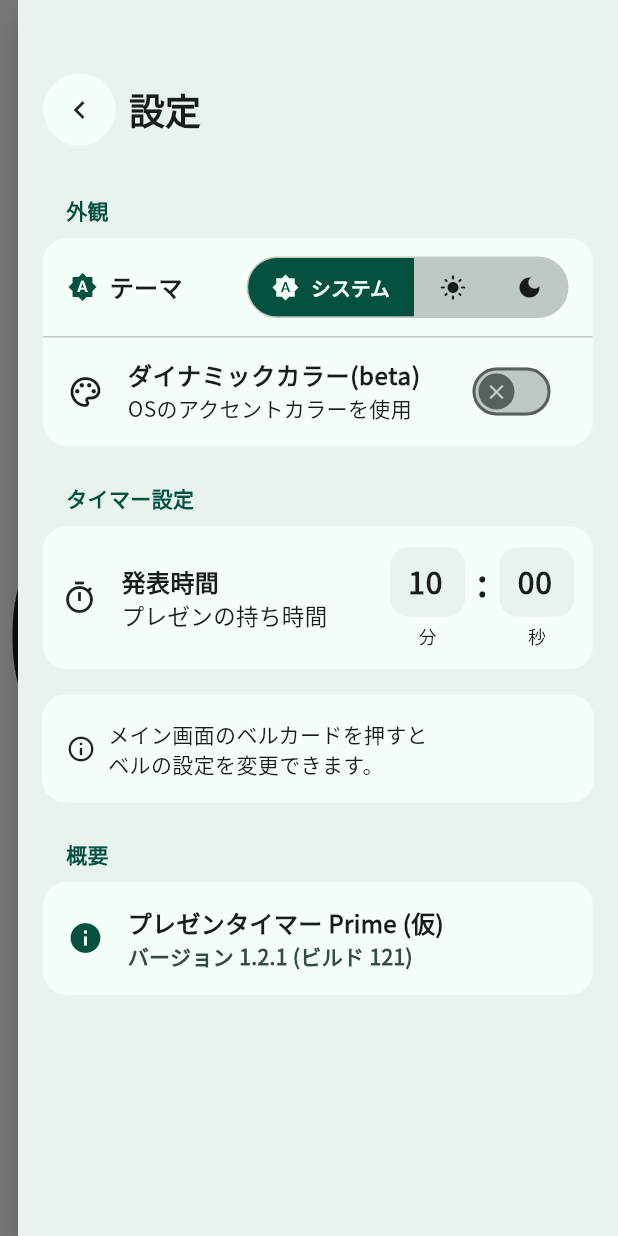
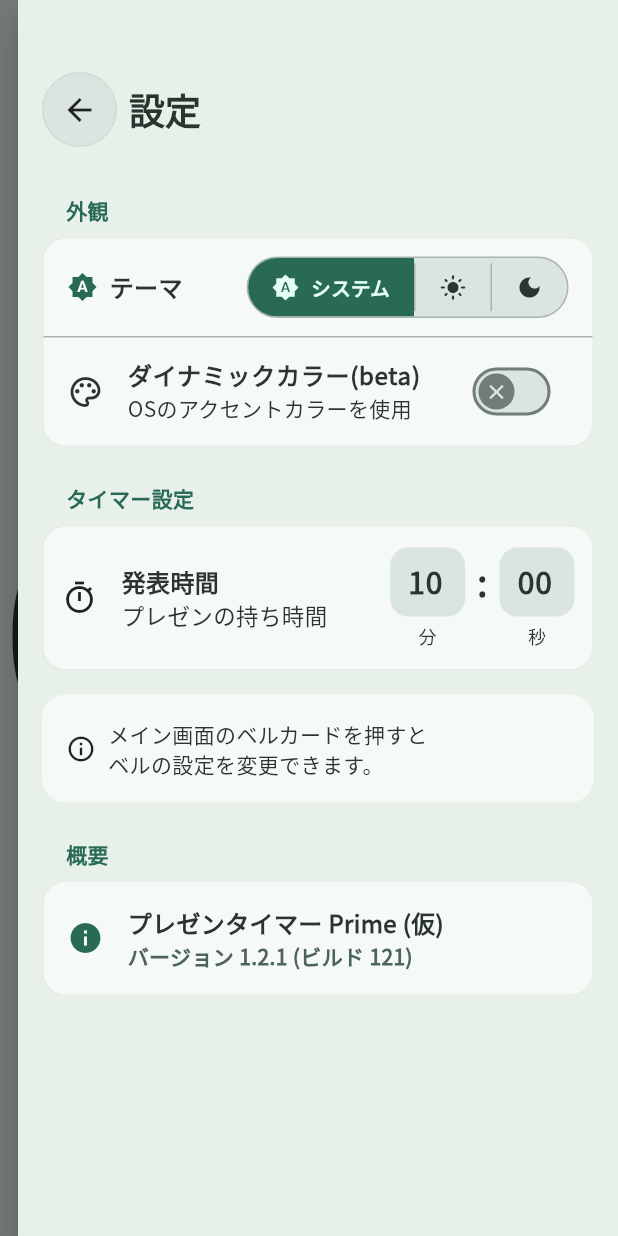
Before and after one commit to Girky0815/presentationtimer_prime, a Flutter app: the screen it shows after launch, after a tap on the "settings" icon, on a phone screen of 412 x 824 dp. Run offline on Flutter 3.47's test engine with Material 3 defaults, Android fonts, the phone set to English and light mode, and no system bars; drawn by our look-alikes of dynamic_color; our stand-ins replace audioplayers, google_fonts, package_info_plus.

Commit message:
v1.2.2: 色指定を更新(よりM3E風に)

```diff
--- a/lib/main.dart
+++ b/lib/main.dart
@@ -20,61 +20,70 @@ void main() {
 // --- Custom Color Schemes (User Defined) ---
 const lightColorScheme = ColorScheme(
   brightness: Brightness.light,
-  primary: Color(0xFF03513e),
-  onPrimary: Color(0xFFf3fff8),
-  primaryContainer: Color(0xFFaef0d7),
-  onPrimaryContainer: Color(0xFF002117),
-  secondary: Color(0xFF344c43),
-  onSecondary: Color(0xFFf3fff8),
-  secondaryContainer: Color(0xFFcee9dc),
-  onSecondaryContainer: Color(0xFF082018),
-  tertiary: Color(0xFF0e4e58),
-  onTertiary: Color(0xFFf7fdff),
-  tertiaryContainer: Color(0xFFb4ecf8),
-  onTertiaryContainer: Color(0xFF001f25),
-  error: Color(0xFFba1a1a),
-  onError: Color(0xFFffffff),
-  errorContainer: Color(0xFFffdad6),
-  onErrorContainer: Color(0xFF410002),
-  surface: Color(0xFFe8f3ed),
-  onSurface: Color(0xFF181d1a),
-  surfaceContainerHighest: Color(0xFFbec9c3),
-  outline: Color(0xFF56615c),
-  outlineVariant: Color(0xFFbec9c3),
+  primary: Color(0xFF286A56),
+  onPrimary: Color(0xFFE4FFF2),
+  primaryContainer: Color(0xFFAEF0D7),
+  onPrimaryContainer: Color(0xFF175C49),
+  secondary: Color(0xFF4C645A),
+  onSecondary: Color(0xFFE4FFF2),
+  secondaryContainer: Color(0xFFCEE9DC),
+  onSecondaryContainer: Color(0xFF3F574D),
+  tertiary: Color(0xFF2E6771),
+  onTertiary: Color(0xFFEDFBFF),
+  tertiaryContainer: Color(0xFFB7EFFB),
+  onTertiaryContainer: Color(0xFF215B65),
+  error: Color(0xFFA83836),
+  onError: Color(0xFFFFF7F6),
+  errorContainer: Color(0xFFFA746F),
+  onErrorContainer: Color(0xFF6E0A12),
+  surface: Color(0xFFF6FAF6),
+  onSurface: Color(0xFF2B3530),
+  surfaceContainerHighest: Color(0xFFDAE5DF),
+  outline: Color(0xFF737D78),
+  outlineVariant: Color(0xFFAAB4AE),
   // Default fallbacks for others
-  surfaceContainerLow: Color(0xFFf4fff8),
-  surfaceContainer: Color(0xFFe8f3ed),
-  inverseSurface: Color(0xFF29332e),
-  onInverseSurface: Color(0xFFeff1ef),
-  inversePrimary: Color(0xFF53dbc9),
+  surfaceContainerLow: Color(0xFFEFF5F0),
+  surfaceContainer: Color(0xFFE8F0EA),
+  inverseSurface: Color(0xFF0B0F0D),
+  onInverseSurface: Color(0xFF999E9B),
+  inversePrimary: Color(0xFFB9FCE2),
+  // Explicit background mapping
+  background: Color(0xFFF6FAF6),
+  onBackground: Color(0xFF2B3530),
 );
 
 const darkColorScheme = ColorScheme(
   brightness: Brightness.dark,
-  primary: Color(0xFF53dbc9),
-  onPrimary: Color(0xFF003731),
-  primaryContainer: Color(0xFF005048),
-  onPrimaryContainer: Color(0xFF74f8e5),
-  secondary: Color(0xFFb1ccb6), // Adjusted slightly for visibility
-  onSecondary: Color(0xFF1c3531),
-  secondaryContainer: Color(0xFF334b47),
-  onSecondaryContainer: Color(0xFFcce8e2),
-  tertiary: Color(0xFFadcae6),
-  onTertiary: Color(0xFF153349),
-  tertiaryContainer: Color(0xFF2d4961),
-  onTertiaryContainer: Color(0xFFcce5ff),
-  error: Color(0xFFffb4ab),
-  onError: Color(0xFF690005),
-  errorContainer: Color(0xFF93000a),
-  onErrorContainer: Color(0xFFffdad6),
-  surface: Color(0xFF101413),
-  onSurface: Color(0xFFe0e3e1),
-  surfaceContainerHighest: Color(0xFF323534),
-  outline: Color(0xFF899390),
-  outlineVariant: Color(0xFF3f4947),
-  // Fallbacks
-  surfaceContainerLow: Color(0xFF191c1b),
-  surfaceContainer: Color(0xFF1d201f),
+  primary: Color(0xFF9FD1BD),
+  onPrimary: Color(0xFF174839),
+  primaryContainer: Color(0xFF2C5B4B),
+  onPrimaryContainer: Color(0xFFBCEED9),
+  secondary: Color(0xFFB2CCC0),
+  onSecondary: Color(0xFF2E453C),
+  secondaryContainer: Color(0xFF294037),
+  onSecondaryContainer: Color(0xFFABC5B9),
+  tertiary: Color(0xFFDDF9FF),
+  onTertiary: Color(0xFF2B636E),
+  tertiaryContainer: Color(0xFFB7EFFB),
+  onTertiaryContainer: Color(0xFF205B65),
+  error: Color(0xFFFA746F),
+  onError: Color(0xFF490006),
+  errorContainer: Color(0xFF871F21),
+  onErrorContainer: Color(0xFFFF9993),
+  surface: Color(0xFF0B0F0D),
+  onSurface: Color(0xFFDDE8E1),
+  surfaceContainerHighest: Color(0xFF1E2824),
+  outline: Color(0xFF6D7872),
+  outlineVariant: Color(0xFF404A45),
+  // Default fallbacks for others
+  surfaceContainerLow: Color(0xFF0E1512),
+  surfaceContainer: Color(0xFF141B18),
+  inverseSurface: Color(0xFFF6FAF6),
+  onInverseSurface: Color(0xFF515653),
+  inversePrimary: Color(0xFF396858),
+  // Explicit background mapping
+  background: Color(0xFF0B0F0D),
+  onBackground: Color(0xFFDDE8E1),
 );
 
 // --- Models ---
@@ -259,10 +268,7 @@ class PresentationTimerApp extends StatelessWidget {
         if (timerState.useDynamicColor &&
             lightDynamic != null &&
             darkDynamic != null) {
-          lightScheme = lightDynamic.harmonized().copyWith(
-                surface: lightDynamic.surfaceContainer,
-                surfaceContainerLow: lightDynamic.surface,
-              );
+          lightScheme = lightDynamic.harmonized();
           darkScheme = darkDynamic.harmonized();
         } else {
           lightScheme = lightColorScheme;
@@ -275,6 +281,9 @@ class PresentationTimerApp extends StatelessWidget {
           theme: ThemeData(
             useMaterial3: true,
             colorScheme: lightScheme,
+            scaffoldBackgroundColor: lightScheme.surfaceContainer,
+            cardTheme: CardThemeData(color: lightScheme.surface),
+            dialogTheme: DialogThemeData(backgroundColor: lightScheme.surface),
             textTheme: _buildSmartTextTheme(
               ThemeData(brightness: Brightness.light).textTheme,
             ),
@@ -282,6 +291,9 @@ class PresentationTimerApp extends StatelessWidget {
           darkTheme: ThemeData(
             useMaterial3: true,
             colorScheme: darkScheme,
+            scaffoldBackgroundColor: darkScheme.surfaceContainer,
+            cardTheme: CardThemeData(color: darkScheme.surface),
+            dialogTheme: DialogThemeData(backgroundColor: darkScheme.surface),
             textTheme: _buildSmartTextTheme(
               ThemeData(brightness: Brightness.dark).textTheme,
             ),
@@ -362,7 +374,7 @@ class TimerScreen extends StatelessWidget {
     final timerFontSize = screenHeight * 0.25;
 
     return Scaffold(
-      backgroundColor: colorScheme.surface,
+      backgroundColor: colorScheme.surfaceContainer,
       body: Stack(
         children: [
           Column(
@@ -919,7 +931,7 @@ class _SettingsPanelState extends State<SettingsPanel> {
         child: Container(
           width: 400,
           height: double.infinity,
-          color: colorScheme.surface,
+          color: colorScheme.surfaceContainer,
           child: Column(
             children: [
               // Header
@@ -932,14 +944,14 @@ class _SettingsPanelState extends State<SettingsPanel> {
                       borderRadius: BorderRadius.circular(12),
                       child: Container(
                         decoration: BoxDecoration(
-                          color: colorScheme.surfaceContainerLow,
+                          color: colorScheme.surfaceContainerHighest,
                           borderRadius: BorderRadius.circular(36),
                           border: Border.all(
                               color: colorScheme.outlineVariant
                                   .withValues(alpha: 0.2)),
                         ),
                         padding: const EdgeInsets.all(12),
-                        child: const Icon(Icons.chevron_left),
+                        child: const Icon(Icons.arrow_back),
                       ),
                     ),
                     const SizedBox(width: 8),
@@ -968,7 +980,7 @@ class _SettingsPanelState extends State<SettingsPanel> {
                     ),
                     Container(
                       decoration: BoxDecoration(
-                        color: colorScheme.surfaceContainerLow,
+                        color: colorScheme.surface,
                         borderRadius: BorderRadius.circular(16),
                         border: Border.all(
                             color: colorScheme.outlineVariant
@@ -1083,8 +1095,7 @@ class _SettingsPanelState extends State<SettingsPanel> {
                                             horizontal: 16),
                                         padding: const EdgeInsets.all(4),
                                         decoration: BoxDecoration(
-                                          color:
-                                              colorScheme.surfaceContainerLow,
+                                          color: colorScheme.surface,
                                           borderRadius:
                                               BorderRadius.circular(12),
                                         ),
@@ -1127,7 +1138,7 @@ class _SettingsPanelState extends State<SettingsPanel> {
                     ),
                     Container(
                       decoration: BoxDecoration(
-                        color: colorScheme.surfaceContainerLow,
+                        color: colorScheme.surface,
                         borderRadius: BorderRadius.circular(16),
                         border: Border.all(
                             color: colorScheme.outlineVariant
@@ -1197,7 +1208,7 @@ class _SettingsPanelState extends State<SettingsPanel> {
                     Container(
                       padding: const EdgeInsets.all(16),
                       decoration: BoxDecoration(
-                        color: colorScheme.surfaceContainerLow,
+                        color: colorScheme.surface,
                         borderRadius: BorderRadius.circular(16),
                       ),
                       child: Row(
@@ -1227,7 +1238,7 @@ class _SettingsPanelState extends State<SettingsPanel> {
                     ),
                     Container(
                       decoration: BoxDecoration(
-                        color: colorScheme.surfaceContainerLow,
+                        color: colorScheme.surface,
                         borderRadius: BorderRadius.circular(16),
                         border: Border.all(
                             color: colorScheme.outlineVariant
@@ -1560,7 +1571,7 @@ class _TimeInputBoxState extends State<_TimeInputBox> {
       children: [
         Container(
           decoration: BoxDecoration(
-            color: colorScheme.surface,
+            color: colorScheme.surfaceContainerHighest,
             borderRadius: BorderRadius.circular(12),
           ),
           width: widget.fontSize * 2.5,
```
